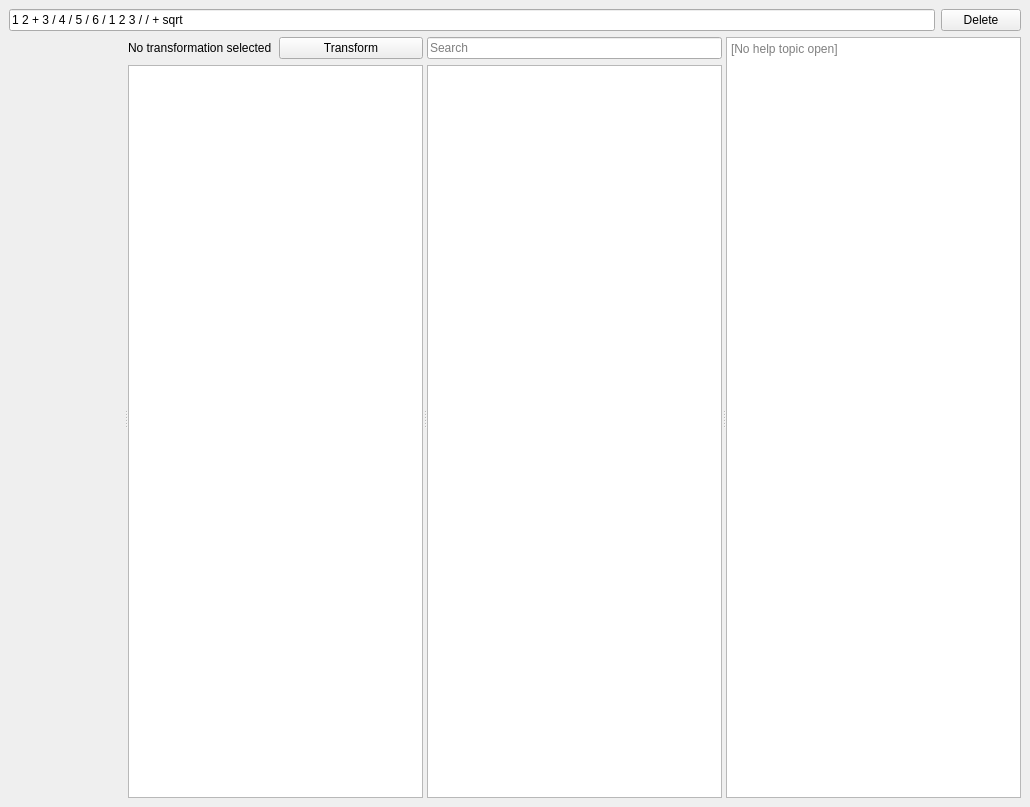
Old version of the form src/testui/mainwin.ui in the repository dominique-unruh/proof-editor.
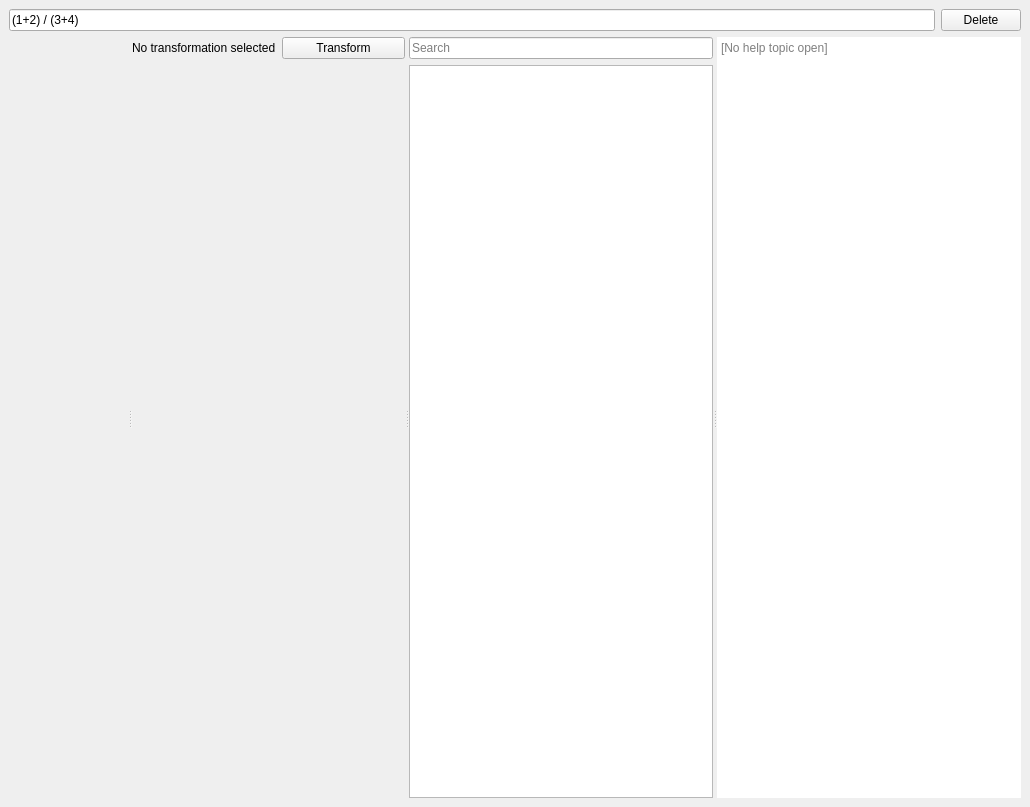
New version of the form. Icons and pictures are not drawn. Custom widgets are drawn as their Qt base class.

Commit message: Replaced dialog box by red fading error message in trafo-config-panel

```diff
--- a/src/testui/mainwin.ui
+++ b/src/testui/mainwin.ui
@@ -20,7 +20,7 @@
       <item>
        <widget class="QLineEdit" name="formula">
         <property name="text">
-         <string>1 2 + 3 / 4 / 5 / 6 / 1 2 3 / / + sqrt</string>
+         <string>(1+2) / (3+4)</string>
         </property>
        </widget>
       </item>
@@ -74,14 +74,20 @@
           </layout>
          </item>
          <item>
-          <widget class="QTextBrowser" name="txtShortError">
+          <widget class="QLabel" name="txtShortError">
            <property name="sizePolicy">
-            <sizepolicy hsizetype="Expanding" vsizetype="Minimum">
+            <sizepolicy hsizetype="Expanding" vsizetype="Preferred">
              <horstretch>0</horstretch>
              <verstretch>0</verstretch>
             </sizepolicy>
            </property>
-           <property name="openExternalLinks">
+           <property name="text">
+            <string/>
+           </property>
+           <property name="textFormat">
+            <enum>Qt::RichText</enum>
+           </property>
+           <property name="wordWrap">
             <bool>true</bool>
            </property>
           </widget>
@@ -107,6 +113,9 @@
        </layout>
       </widget>
       <widget class="QTextBrowser" name="txtLongError">
+       <property name="frameShape">
+        <enum>QFrame::NoFrame</enum>
+       </property>
        <property name="placeholderText">
         <string>[No help topic open]</string>
        </property>
```
The commit also changes 1 other file.
